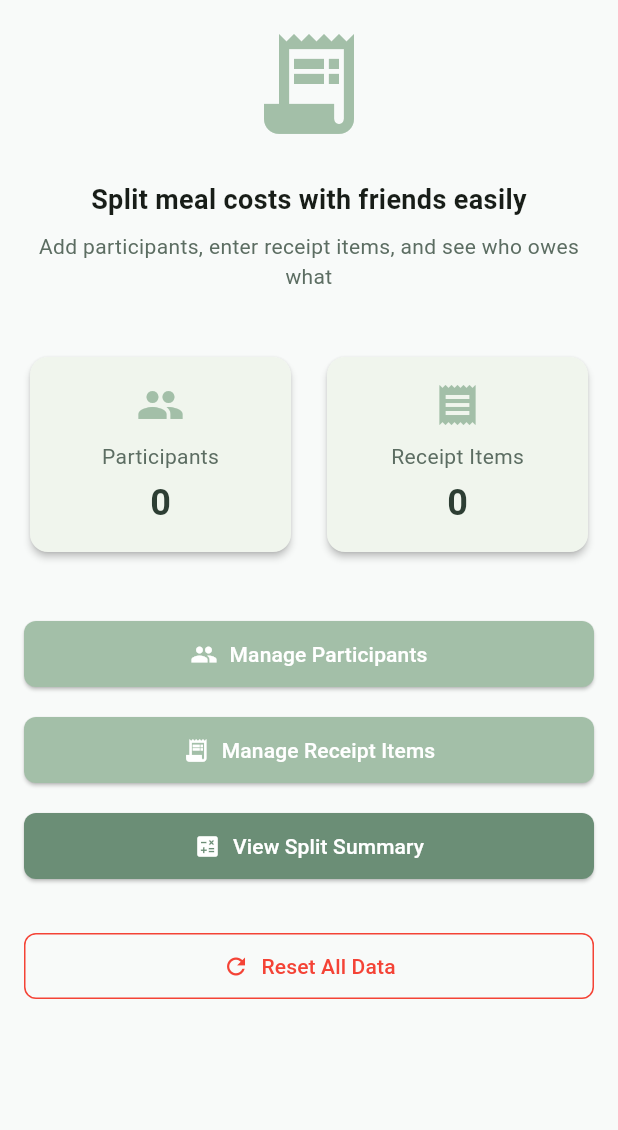
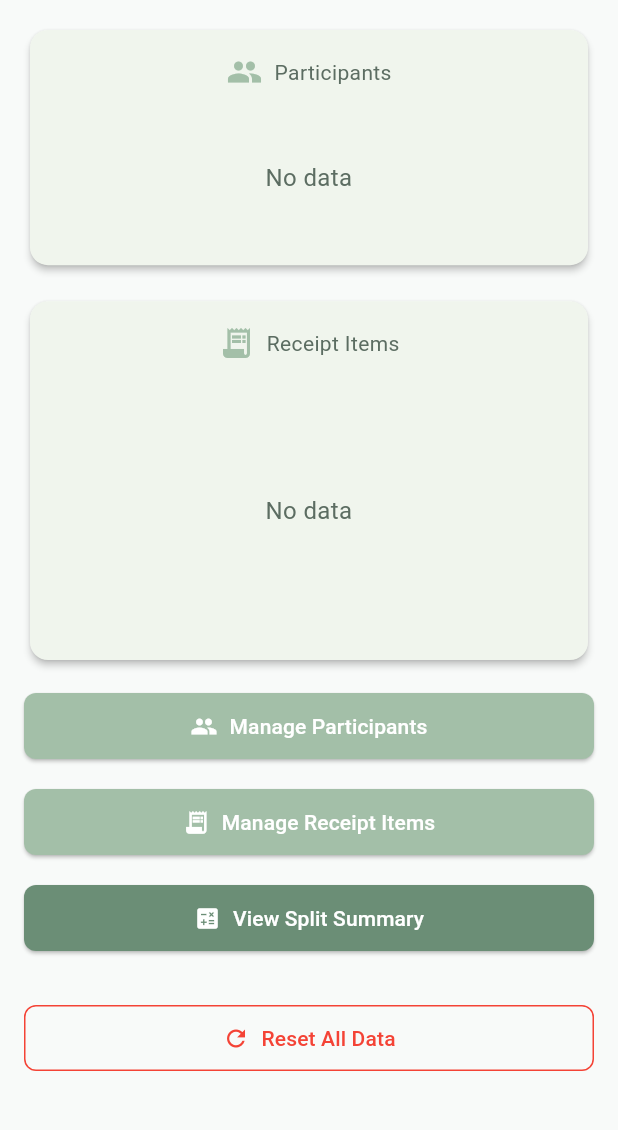
Before and after one commit to vilaphongdouangmala/patty-cash, a Flutter app: the screen it shows after launch, on a phone screen of 412 x 824 dp, the part 84-1214 px from its top. Run offline on Flutter 3.47's test engine with Material 3 defaults, Android fonts, the phone set to English and light mode, and no system bars; our stand-ins replace easy_localization, flutter_riverpod, riverpod_annotation; generated files the repository leaves out were written again.

Commit message:
revised home screen items

```diff
--- a/assets/translations/en.json
+++ b/assets/translations/en.json
@@ -1,7 +1,8 @@
 {
   "app_title": "Patty Cash",
   "common": {
-    "done": "Done"
+    "done": "Done",
+    "no_data": "No data"
   },
   "home_screen": {
     "title": "Patty Cash",
--- a/assets/translations/th.json
+++ b/assets/translations/th.json
@@ -1,7 +1,8 @@
 {
   "app_title": "แพตตี้แคช",
   "common": {
-    "done": "เสร็จ"
+    "done": "เสร็จ",
+    "no_data": "ไม่มีข้อมูล"
   },
   "home_screen": {
     "title": "แพตตี้แคช",
--- /dev/null
+++ b/lib/src/extensions/context_extensions.dart
@@ -0,0 +1,22 @@
+import 'package:flutter/material.dart';
+
+extension ContextSize on BuildContext {
+  double contextWidth() {
+    return MediaQuery.of(this).size.width;
+  }
+
+  double contextHeight() {
+    return MediaQuery.of(this).size.height;
+  }
+
+  static double responsiveText(BuildContext context,
+      {required double textFontSize}) {
+    final double fontSize =
+        context.contextWidth() < 380 ? textFontSize - 2 : textFontSize;
+    return fontSize;
+  }
+
+  bool isKeyboardVisible() {
+    return MediaQuery.of(this).viewInsets.bottom > 0;
+  }
+}
--- a/lib/src/screens/home_screen.dart
+++ b/lib/src/screens/home_screen.dart
@@ -1,6 +1,7 @@
 import 'package:flutter/material.dart';
 import 'package:flutter_riverpod/flutter_riverpod.dart';
 import 'package:easy_localization/easy_localization.dart';
+import 'package:patty_cash/src/extensions/context_extensions.dart';
 import 'package:patty_cash/src/providers/participant_provider.dart';
 import 'package:patty_cash/src/providers/receipt_item_provider.dart';
 import 'package:patty_cash/src/screens/participant_screen.dart';
@@ -88,62 +89,49 @@ class HomeScreen extends ConsumerWidget {
       ),
       body: Padding(
         padding: const EdgeInsets.all(16.0),
+        child: SingleChildScrollView(
+          physics: const ClampingScrollPhysics(),
           child: Column(
             crossAxisAlignment: CrossAxisAlignment.stretch,
             children: [
-            // App logo or icon
-            const Icon(
-              Icons.receipt_long,
-              size: 80,
-              color: AppTheme.primaryColor,
-            ),
-
-            const SizedBox(height: 24),
-
-            // App description
-            const Text(
-              'Split meal costs with friends easily',
-              textAlign: TextAlign.center,
-              style: TextStyle(
-                fontSize: 18,
-                fontWeight: FontWeight.bold,
-              ),
-            ),
-
-            const SizedBox(height: 8),
-
-            const Text(
-              'Add participants, enter receipt items, and see who owes what',
-              textAlign: TextAlign.center,
-              style: TextStyle(
-                color: AppTheme.lightTextColor,
-              ),
-            ),
-
-            const SizedBox(height: 40),
-
               // Status cards
-            Row(
+              SizedBox(
+                height: context.contextHeight() * 0.2,
+                child: Row(
                   children: [
                     Expanded(
                       child: StatusCard(
                         icon: Icons.people,
                         title: 'home_screen.participants_count'.tr(),
-                    count: participants.length.toString(),
-                  ),
-                ),
-                const SizedBox(width: 16),
-                Expanded(
-                  child: StatusCard(
-                    icon: Icons.receipt,
-                    title: 'home_screen.receipt_items_count'.tr(),
-                    count: receiptItems.length.toString(),
+                        items: participants.map((item) => item.name).toList(),
                       ),
                     ),
                   ],
                 ),
+              ),
 
-            const SizedBox(height: 40),
+              const SizedBox(height: 16),
+
+              // Status cards
+              Container(
+                constraints: BoxConstraints(
+                  minHeight: context.contextHeight() * 0.2,
+                  maxHeight: context.contextHeight() * 0.3,
+                ),
+                child: Row(
+                  children: [
+                    Expanded(
+                      child: StatusCard(
+                        icon: Icons.receipt_long,
+                        title: 'home_screen.receipt_items_count'.tr(),
+                        items: receiptItems.map((item) => item.name).toList(),
+                      ),
+                    ),
+                  ],
+                ),
+              ),
+
+              const SizedBox(height: 16),
 
               // Action buttons
               ActionButton(
@@ -209,6 +197,7 @@ class HomeScreen extends ConsumerWidget {
             ],
           ),
         ),
+      ),
     );
   }
 
@@ -253,6 +242,7 @@ class HomeScreen extends ConsumerWidget {
         ref.read(participantNotifierProvider.notifier).resetAll();
         ref.read(receiptItemNotifierProvider.notifier).resetAll();
 
+        if (context.mounted) {
           // Show confirmation
           ScaffoldMessenger.of(context).showSnackBar(
             SnackBar(
@@ -261,6 +251,7 @@ class HomeScreen extends ConsumerWidget {
             ),
           );
         }
+      }
     });
   }
 }
--- a/lib/src/widgets/status_card.dart
+++ b/lib/src/widgets/status_card.dart
@@ -1,3 +1,4 @@
+import 'package:easy_localization/easy_localization.dart';
 import 'package:flutter/material.dart';
 import 'package:patty_cash/src/theme/app_theme.dart';
 
@@ -9,8 +10,7 @@ class StatusCard extends StatelessWidget {
   /// The title text to display
   final String title;
 
-  /// The count or value to display
-  final String count;
+  final List<String> items;
 
   /// Optional callback when the card is tapped
   final VoidCallback? onTap;
@@ -20,7 +20,7 @@ class StatusCard extends StatelessWidget {
     super.key,
     required this.icon,
     required this.title,
-    required this.count,
+    required this.items,
     this.onTap,
   });
 
@@ -38,12 +38,15 @@ class StatusCard extends StatelessWidget {
           padding: const EdgeInsets.all(16),
           child: Column(
             children: [
+              Row(
+                mainAxisAlignment: MainAxisAlignment.center,
+                children: [
                   Icon(
                     icon,
-                size: 32,
+                    size: 24,
                     color: AppTheme.primaryColor,
                   ),
-              const SizedBox(height: 8),
+                  const SizedBox(width: 8),
                   Text(
                     title,
                     style: const TextStyle(
@@ -51,15 +54,51 @@ class StatusCard extends StatelessWidget {
                       color: AppTheme.lightTextColor,
                     ),
                   ),
-              const SizedBox(height: 4),
-              Text(
-                count,
+                ],
+              ),
+              const SizedBox(height: 16),
+              Expanded(
+                child: items.isEmpty
+                    ? Center(
+                        child: Text(
+                          'common.no_data'.tr(),
+                          textAlign: TextAlign.center,
                           style: const TextStyle(
-                  fontSize: 24,
-                  fontWeight: FontWeight.bold,
-                  color: AppTheme.textColor,
+                            color: AppTheme.lightTextColor,
+                            fontSize: 16,
                           ),
                         ),
+                      )
+                    : SingleChildScrollView(
+                        child: Wrap(
+                          spacing: 8.0, // gap between adjacent chips
+                          runSpacing: 8.0, // gap between lines
+                          children: items
+                              .map(
+                                (item) => Container(
+                                  margin: const EdgeInsets.only(bottom: 4),
+                                  padding: const EdgeInsets.symmetric(
+                                    vertical: 8,
+                                    horizontal: 16,
+                                  ),
+                                  decoration: BoxDecoration(
+                                    color: AppTheme.primaryColor,
+                                    borderRadius: BorderRadius.circular(8),
+                                  ),
+                                  child: Text(
+                                    item,
+                                    style: const TextStyle(
+                                      fontSize: 14,
+                                      color: Colors.white,
+                                      fontWeight: FontWeight.w600,
+                                    ),
+                                  ),
+                                ),
+                              )
+                              .toList(),
+                        ),
+                      ),
+              )
             ],
           ),
         ),
```
Lines whose indentation alone changed are shown as unchanged.
